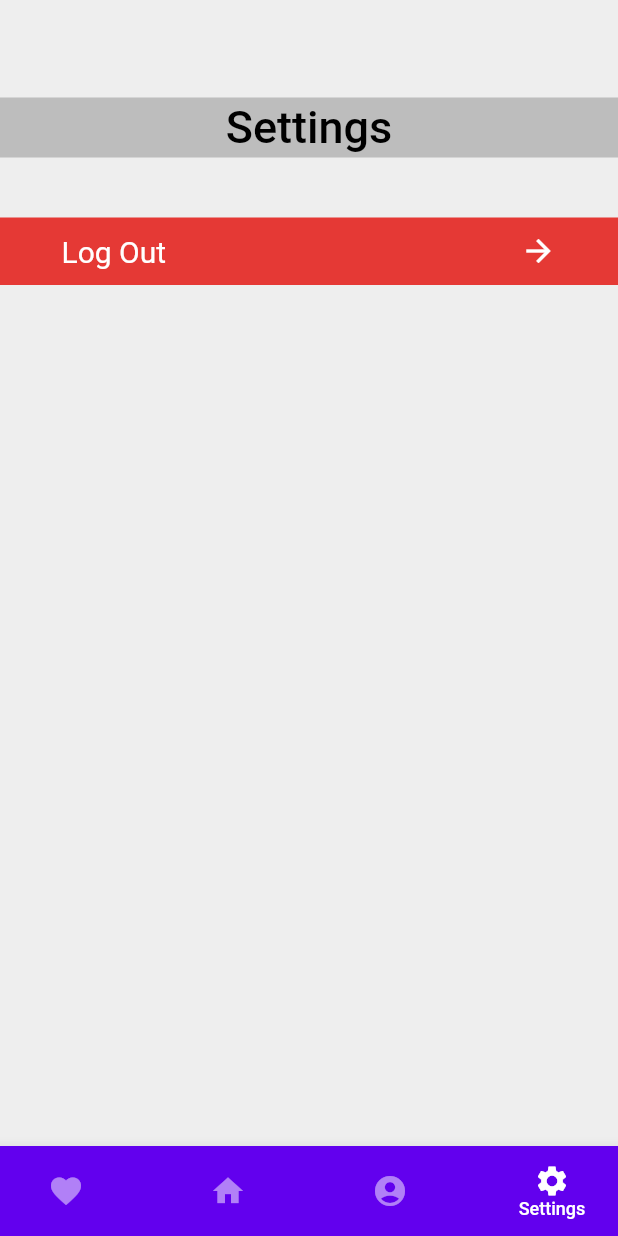
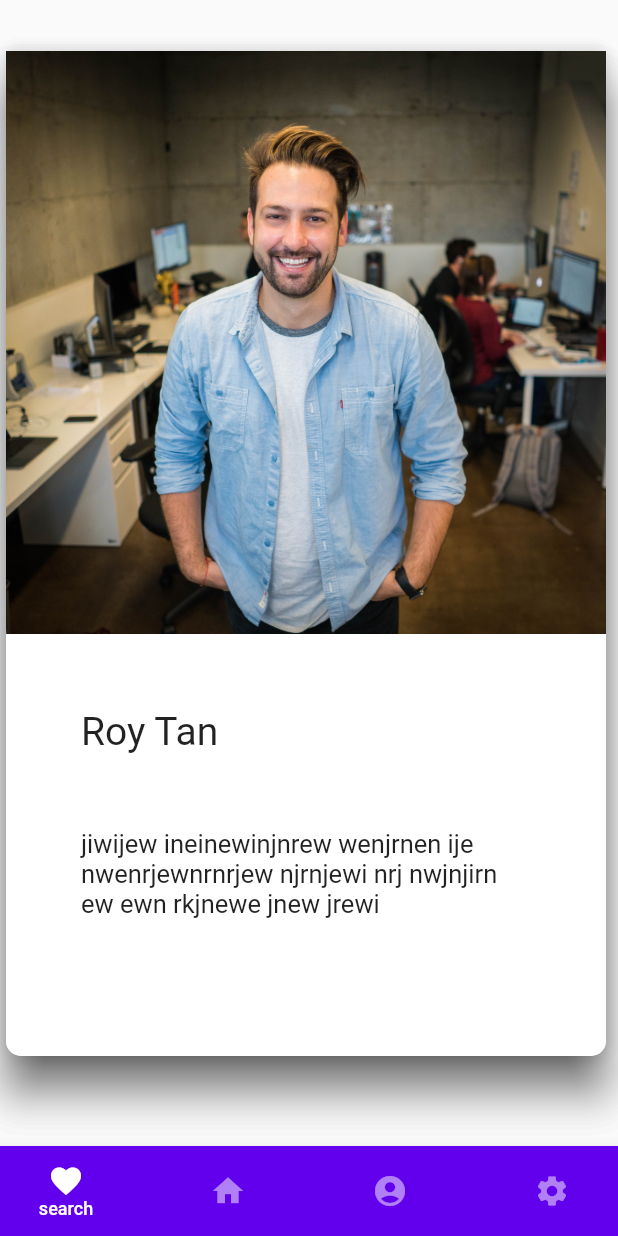
Before and after one commit to TwoGeeks/TwoGeeks, a Flutter app: the HomePage screen opened by its route, item 4 of the bottom bar chosen, after a tap on the "favorite" icon, on a phone screen of 412 x 824 dp. Run offline on Flutter 3.47's test engine with Material 2 defaults, Android fonts, the phone set to English and light mode, and no system bars; our stand-ins replace firebase_auth; accounts and stored records are empty.

Commit message:
Added UI design for matching page (a fews bugs) and routing to matching page

```diff
--- a/lib/Router/router.dart
+++ b/lib/Router/router.dart
@@ -2,6 +2,7 @@ import 'package:flutter/material.dart';
 import 'package:twoGeeks/app/Undefined/undefined.dart';
 import 'package:twoGeeks/app/chatroom/chatroom.dart';
 import 'package:twoGeeks/app/home_page.dart';
+import 'package:twoGeeks/app/matching/matching.dart';
 import 'package:twoGeeks/app/sign_in/sign_in_page.dart';
 import 'package:twoGeeks/Router/routing_constants.dart';
 import 'package:twoGeeks/app/landing_page.dart';
@@ -23,8 +24,8 @@ Route<dynamic> generateRoute(RouteSettings settings) {
 //      return MaterialPageRoute(builder: (context) => SignUp());
     case HomeRoute:
       return MaterialPageRoute(builder: (context) => HomePage());
-//    case 'Matching':
-//      return MaterialPageRoute(builder: (context) => Matching());
+    case 'Matching':
+      return MaterialPageRoute(builder: (context) => Matching(auth: Auth(),));
 //    case 'Details':
 //      return MaterialPageRoute(builder: (context) => Details());
 //    case 'Chatlist':
--- a/lib/Router/routing_constants.dart
+++ b/lib/Router/routing_constants.dart
@@ -3,3 +3,4 @@ const String ChatroomRoute = 'Chatroom';
 const String LandingRoute = 'Landing';
 const String SettingRoute = 'Setting';
 const String HomeRoute = 'Home';
+const String MatchingRoute = 'Matching';
--- /dev/null
+++ b/lib/app/matching/matching.dart
@@ -0,0 +1,162 @@
+import 'package:flutter/cupertino.dart';
+import 'package:flutter/material.dart';
+import 'package:twoGeeks/app/services/auth_base.dart';
+import 'package:twoGeeks/common_widgets/NavBar.dart';
+
+class Matching extends StatefulWidget {
+  Matching({this.auth});
+  final AuthBase auth;
+
+  @override
+  _MatchingState createState() => _MatchingState();
+}
+
+class _MatchingState extends State<Matching> {
+  List<Widget> cardlist;
+
+  @override
+  void initState() {
+    super.initState();
+    cardlist = _matchFrame();
+  }
+
+  @override
+  Widget build(BuildContext context) {
+    return Scaffold(
+      body: _MatchingBody(),
+      bottomNavigationBar: NavBar(context, 1),
+    );
+  }
+
+  Widget _MatchingBody() {
+    return Stack(
+      children: cardlist,
+    );
+  }
+
+  List<Widget> _matchFrame() {
+    List<Widget> cardlist = new List();
+
+    List<CardData> magicbox = [
+      CardData("Doran Lee",
+          "qwjdijqw jqwoidjqwj j qwijejqwo qj jiojeiwq jeqwoije q  ijwqijejqwje  ijejqwijeqw. qwuehqwuheqowquhe ju wewqjjw"),
+      CardData("James Bond",
+          "jiwijew ineinewinjnrew wenjrnen ije nwenrjewnrnrjew njrnjewi nrj nwjnjirn ew ewn rkjnewe jnew jrewi"),
+      CardData("Roy Tan",
+          "jiwijew ineinewinjnrew wenjrnen ije nwenrjewnrnrjew njrnjewi nrj nwjnjirn ew ewn rkjnewe jnew jrewi")
+    ];
+
+    for (int x = 0; x < 3; x++) {
+      cardlist.add(Positioned(
+        top: 30,
+        child: Draggable(
+          onDragEnd: (drag) {
+            _removeCard(x);
+          },
+          childWhenDragging: Container(),
+          feedback: Card(
+            elevation: 12,
+            shape:
+                RoundedRectangleBorder(borderRadius: BorderRadius.circular(10)),
+            child: Container(
+              width: 400,
+              height: 670,
+              child: Column(
+                children: <Widget>[
+                  Image.asset("images/sample_pictures/guy1.jpg"),
+                  Container(
+                    margin: EdgeInsets.all(50),
+                    child: Column(
+                      crossAxisAlignment: CrossAxisAlignment.start,
+                      children: <Widget>[
+                        Container(
+                          margin: EdgeInsets.only(bottom: 30),
+                          child: Text(
+                            magicbox[x].name,
+                            textAlign: TextAlign.left,
+                            style: TextStyle(
+                                fontSize: 26
+                            ),
+                          ),
+                        ),
+                        Container(
+                          margin: EdgeInsets.symmetric(vertical: 20),
+                          child: Text(
+                            magicbox[x].desc,
+                            textAlign: TextAlign.left,
+                            style: TextStyle(
+                                fontSize: 17
+                            ),
+                          ),
+                        ),
+                      ],
+                    ),
+                  )
+                ],
+              ),
+            ),
+          ),
+          child: Card(
+            elevation: 12,
+            shape:
+                RoundedRectangleBorder(borderRadius: BorderRadius.circular(10)),
+            child: Container(
+              width: 400,
+              height: 670,
+              child: Column(
+                children: <Widget>[
+                  Image.asset("images/sample_pictures/guy1.jpg"),
+                  Container(
+                    margin: EdgeInsets.all(50),
+                    child: Column(
+                      crossAxisAlignment: CrossAxisAlignment.start,
+                      children: <Widget>[
+                        Container(
+                          margin: EdgeInsets.only(bottom: 30),
+                          child: Text(
+                            magicbox[x].name,
+                            textAlign: TextAlign.left,
+                            style: TextStyle(
+                              fontSize: 26
+                            ),
+                          ),
+                        ),
+                        Container(
+                          margin: EdgeInsets.symmetric(vertical: 20),
+                          child: Text(
+                            magicbox[x].desc,
+                            textAlign: TextAlign.left,
+                            style: TextStyle(
+                                fontSize: 17
+                            ),
+                          ),
+                        ),
+                      ],
+                    ),
+                  )
+                ],
+              ),
+            ),
+          ),
+        ),
+      ));
+    }
+    return cardlist;
+  }
+
+  void _removeCard(index) {
+    setState(() {
+      cardlist.removeAt(index);
+    });
+  }
+}
+
+class CardData {
+  String name = "";
+  String desc = "";
+
+  CardData(String inputname, String inputdesc) {
+    name = inputname;
+    desc = inputdesc;
+  }
+}
--- a/lib/common_widgets/NavBar.dart
+++ b/lib/common_widgets/NavBar.dart
@@ -8,7 +8,6 @@ import 'package:twoGeeks/Router/routing_constants.dart';
 /// 4 == Settings
 
 Widget NavBar(context, selected) {
-
   // Icons on the current page
   Widget activatedNav(name, icon) {
     return (Column(
@@ -45,13 +44,17 @@ Widget NavBar(context, selected) {
         mainAxisAlignment: MainAxisAlignment.spaceBetween,
         children: <Widget>[
           FlatButton(
-              onPressed: () => {},
+              onPressed: () => {
+                    if (selected != 1)
+                      {Navigator.pushReplacementNamed(context, MatchingRoute)}
+                  },
               child: selected == 1
                   ? activatedNav("search", Icons.favorite)
                   : deactiveNav(Icons.favorite)),
           FlatButton(
               onPressed: () => {
-                    if (selected != 2) {Navigator.pushReplacementNamed(context, HomeRoute)}
+                    if (selected != 2)
+                      {Navigator.pushReplacementNamed(context, HomeRoute)}
                   },
               child: selected == 2
                   ? activatedNav("Home", Icons.home)
--- a/pubspec.yaml
+++ b/pubspec.yaml
@@ -53,6 +53,7 @@ flutter:
   assets:
     - images/facebook-logo.png
     - images/sample_pictures/profile_pic.png
+    - images/sample_pictures/guy1.jpg
     - google-logo.png
 
   # An image asset can refer to one or more resolution-specific "variants", see
```
Also changed, not shown: images/sample_pictures/guy1.jpg (added), pubspec.lock.
